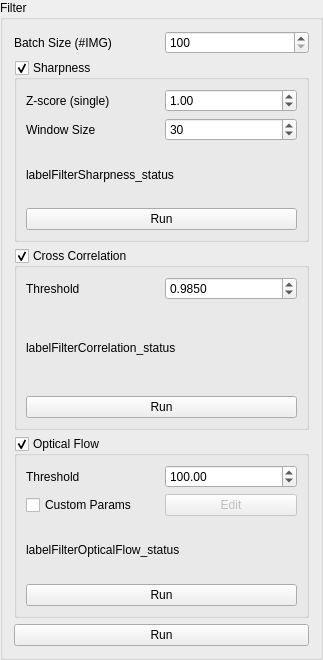
Above: sfmkeyframe/view/ui/FilterWidget.ui from njzhangyifei/keyframe before the change. Below: the same form after it.
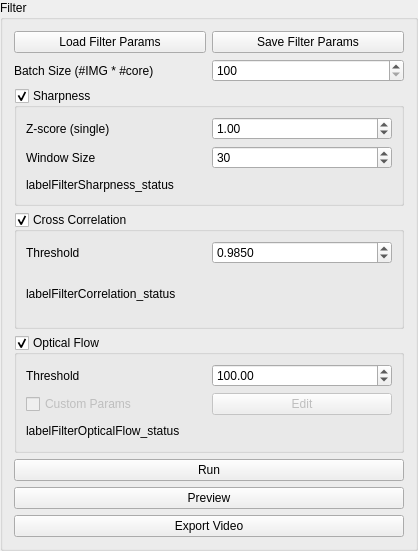
That is the form after the change.

Patch:
```diff
--- a/sfmkeyframe/view/ui/FilterWidget.ui
+++ b/sfmkeyframe/view/ui/FilterWidget.ui
@@ -6,8 +6,8 @@
    <rect>
     <x>0</x>
     <y>0</y>
-    <width>323</width>
-    <height>660</height>
+    <width>418</width>
+    <height>551</height>
    </rect>
   </property>
   <property name="sizePolicy">
@@ -23,6 +23,36 @@
    <string>Filter</string>
   </property>
   <layout class="QVBoxLayout" name="verticalLayout">
+   <item>
+    <layout class="QHBoxLayout" name="horizontalLayoutFilterParams">
+     <item>
+      <widget class="QPushButton" name="pushButtonFilterParams_load">
+       <property name="sizePolicy">
+        <sizepolicy hsizetype="Minimum" vsizetype="Fixed">
+         <horstretch>0</horstretch>
+         <verstretch>0</verstretch>
+        </sizepolicy>
+       </property>
+       <property name="text">
+        <string>Load Filter Params</string>
+       </property>
+      </widget>
+     </item>
+     <item>
+      <widget class="QPushButton" name="pushButtonFilterParams_save">
+       <property name="sizePolicy">
+        <sizepolicy hsizetype="Minimum" vsizetype="Fixed">
+         <horstretch>0</horstretch>
+         <verstretch>0</verstretch>
+        </sizepolicy>
+       </property>
+       <property name="text">
+        <string>Save Filter Params</string>
+       </property>
+      </widget>
+     </item>
+    </layout>
+   </item>
    <item>
     <layout class="QHBoxLayout" name="horizontalLayoutFilterGlobal_batchSize">
      <property name="sizeConstraint">
@@ -40,7 +70,7 @@
         <string/>
        </property>
        <property name="text">
-        <string>Batch Size (#IMG)</string>
+        <string>Batch Size (#IMG * #core)</string>
        </property>
       </widget>
      </item>
@@ -171,19 +201,6 @@
         </property>
        </widget>
       </item>
-      <item>
-       <widget class="QPushButton" name="pushButtonFilterSharpness_run">
-        <property name="sizePolicy">
-         <sizepolicy hsizetype="Minimum" vsizetype="Fixed">
-          <horstretch>0</horstretch>
-          <verstretch>0</verstretch>
-         </sizepolicy>
-        </property>
-        <property name="text">
-         <string>Run</string>
-        </property>
-       </widget>
-      </item>
      </layout>
     </widget>
    </item>
@@ -257,19 +274,6 @@
         </property>
        </widget>
       </item>
-      <item>
-       <widget class="QPushButton" name="pushButtonFilterCorrelation_run">
-        <property name="sizePolicy">
-         <sizepolicy hsizetype="Minimum" vsizetype="Fixed">
-          <horstretch>0</horstretch>
-          <verstretch>0</verstretch>
-         </sizepolicy>
-        </property>
-        <property name="text">
-         <string>Run</string>
-        </property>
-       </widget>
-      </item>
      </layout>
     </widget>
    </item>
@@ -328,6 +332,9 @@
        <layout class="QHBoxLayout" name="horizontalLayoutFilterOpticalFlow_customParams">
         <item>
          <widget class="QCheckBox" name="checkOpticalFlow_customParams">
+          <property name="enabled">
+           <bool>false</bool>
+          </property>
           <property name="sizePolicy">
            <sizepolicy hsizetype="Minimum" vsizetype="Minimum">
             <horstretch>0</horstretch>
@@ -370,19 +377,6 @@
         </property>
        </widget>
       </item>
-      <item>
-       <widget class="QPushButton" name="pushButtonFilterOpticalFlow_run">
-        <property name="sizePolicy">
-         <sizepolicy hsizetype="Minimum" vsizetype="Fixed">
-          <horstretch>0</horstretch>
-          <verstretch>0</verstretch>
-         </sizepolicy>
-        </property>
-        <property name="text">
-         <string>Run</string>
-        </property>
-       </widget>
-      </item>
      </layout>
     </widget>
    </item>
@@ -393,6 +387,20 @@
      </property>
     </widget>
    </item>
+   <item>
+    <widget class="QPushButton" name="pushButtonFilterGlobal_preview">
+     <property name="text">
+      <string>Preview</string>
+     </property>
+    </widget>
+   </item>
+   <item>
+    <widget class="QPushButton" name="pushButtonFilterGlobal_export">
+     <property name="text">
+      <string>Export Video</string>
+     </property>
+    </widget>
+   </item>
   </layout>
  </widget>
  <resources/>
```
